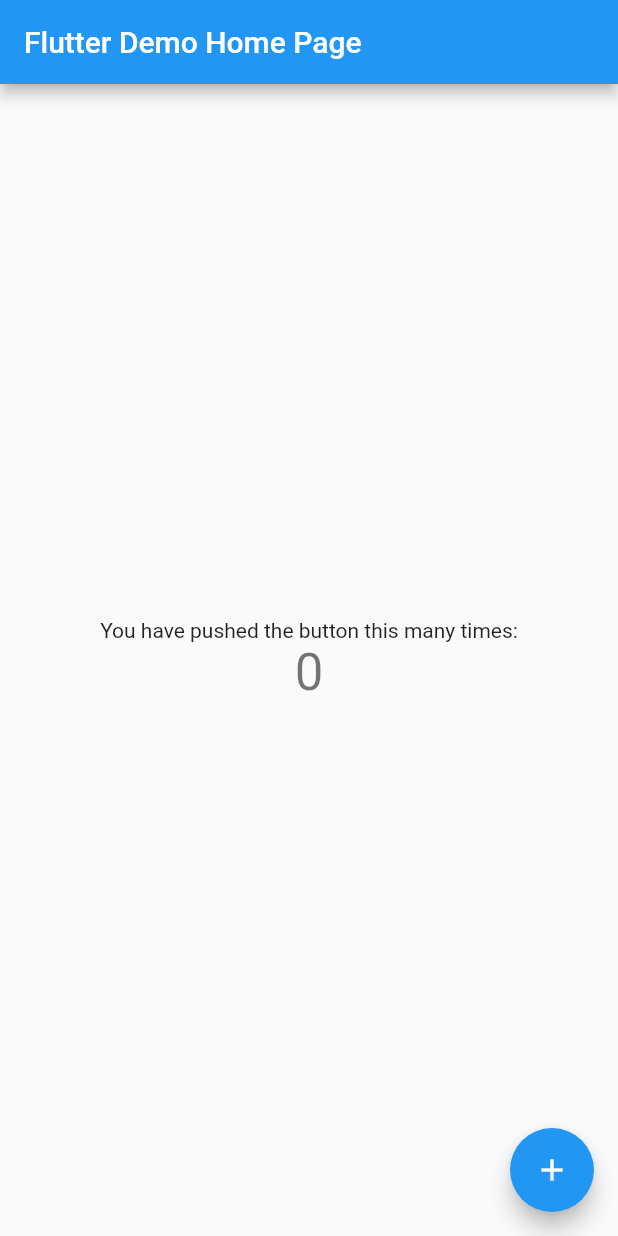
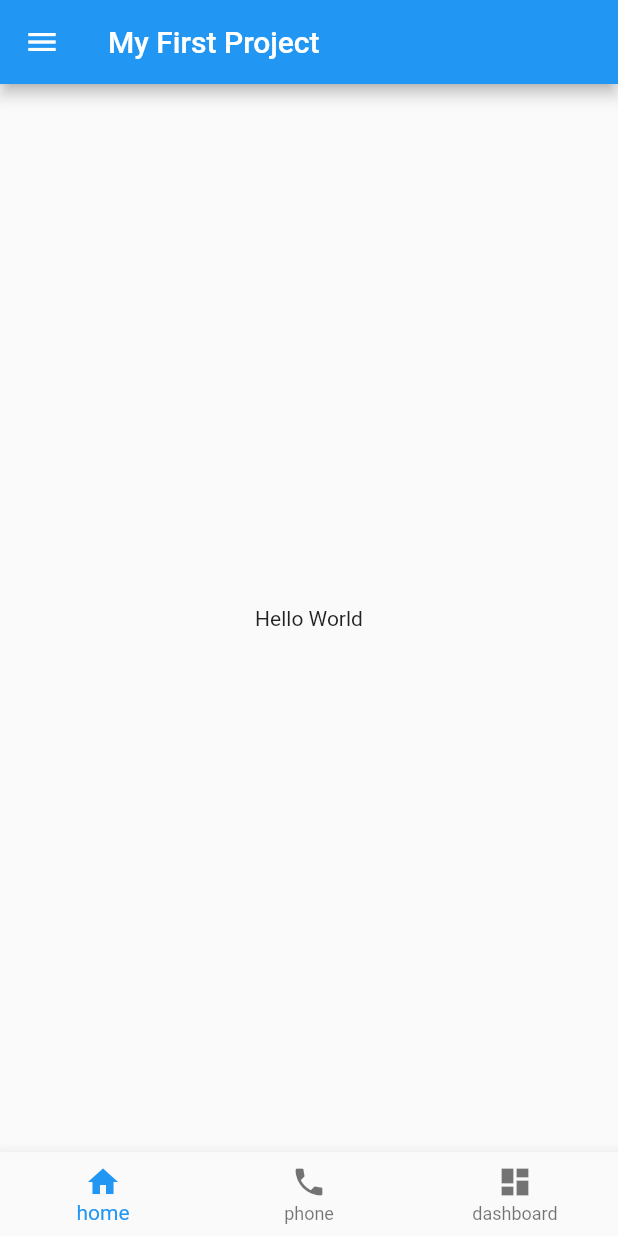
Before and after one commit to Kaszuo/hello_world1, a Flutter app: the screen it shows after launch, on a phone screen of 412 x 824 dp. Run offline on Flutter 3.47's test engine with Material 2 defaults, Android fonts, the phone set to English and light mode, and no system bars.

Commit message:
flutter 101

```diff
--- a/lib/main.dart
+++ b/lib/main.dart
@@ -1,113 +1,32 @@
 import 'package:flutter/material.dart';
 
 void main() {
-  runApp(MyApp());
-}
-
-class MyApp extends StatelessWidget {
-  // This widget is the root of your application.
-  @override
-  Widget build(BuildContext context) {
-    return MaterialApp(
-      title: 'Flutter Demo',
-      theme: ThemeData(
-        // This is the theme of your application.
-        //
-        // Try running your application with "flutter run". You'll see the
-        // application has a blue toolbar. Then, without quitting the app, try
-        // changing the primarySwatch below to Colors.green and then invoke
-        // "hot reload" (press "r" in the console where you ran "flutter run",
-        // or simply save your changes to "hot reload" in a Flutter IDE).
-        // Notice that the counter didn't reset back to zero; the application
-        // is not restarted.
-        primarySwatch: Colors.blue,
+  runApp(
+    MaterialApp(
+      home: Scaffold(
+        drawer: Drawer(
+          child: Text("Hello Drawer"),
         ),
-      home: MyHomePage(title: 'Flutter Demo Home Page'),
-    );
-  }
-}
-
-class MyHomePage extends StatefulWidget {
-  MyHomePage({Key key, this.title}) : super(key: key);
-
-  // This widget is the home page of your application. It is stateful, meaning
-  // that it has a State object (defined below) that contains fields that affect
-  // how it looks.
-
-  // This class is the configuration for the state. It holds the values (in this
-  // case the title) provided by the parent (in this case the App widget) and
-  // used by the build method of the State. Fields in a Widget subclass are
-  // always marked "final".
-
-  final String title;
-
-  @override
-  _MyHomePageState createState() => _MyHomePageState();
-}
-
-class _MyHomePageState extends State<MyHomePage> {
-  int _counter = 0;
-
-  void _incrementCounter() {
-    setState(() {
-      // This call to setState tells the Flutter framework that something has
-      // changed in this State, which causes it to rerun the build method below
-      // so that the display can reflect the updated values. If we changed
-      // _counter without calling setState(), then the build method would not be
-      // called again, and so nothing would appear to happen.
-      _counter++;
-    });
-  }
-
-  @override
-  Widget build(BuildContext context) {
-    // This method is rerun every time setState is called, for instance as done
-    // by the _incrementCounter method above.
-    //
-    // The Flutter framework has been optimized to make rerunning build methods
-    // fast, so that you can just rebuild anything that needs updating rather
-    // than having to individually change instances of widgets.
-    return Scaffold(
         appBar: AppBar(
-        // Here we take the value from the MyHomePage object that was created by
-        // the App.build method, and use it to set our appbar title.
-        title: Text(widget.title),
+          title: Text("My First Project"),
         ),
         body: Center(
-        // Center is a layout widget. It takes a single child and positions it
-        // in the middle of the parent.
-        child: Column(
-          // Column is also a layout widget. It takes a list of children and
-          // arranges them vertically. By default, it sizes itself to fit its
-          // children horizontally, and tries to be as tall as its parent.
-          //
-          // Invoke "debug painting" (press "p" in the console, choose the
-          // "Toggle Debug Paint" action from the Flutter Inspector in Android
-          // Studio, or the "Toggle Debug Paint" command in Visual Studio Code)
-          // to see the wireframe for each widget.
-          //
-          // Column has various properties to control how it sizes itself and
-          // how it positions its children. Here we use mainAxisAlignment to
-          // center the children vertically; the main axis here is the vertical
-          // axis because Columns are vertical (the cross axis would be
-          // horizontal).
-          mainAxisAlignment: MainAxisAlignment.center,
-          children: <Widget>[
-            Text(
-              'You have pushed the button this many times:',
+          child: Text("Hello World"),
         ),
-            Text(
-              '$_counter',
-              style: Theme.of(context).textTheme.headline4,
-            ),
+        bottomNavigationBar: BottomNavigationBar(
+          items: [
+            BottomNavigationBarItem(
+              icon: Icon(Icons.home),
+              label: "home"),
+            BottomNavigationBarItem(
+              icon: Icon(Icons.phone),
+              label: "phone"),
+            BottomNavigationBarItem(
+              icon: Icon(Icons.dashboard),
+              label: "dashboard"),
           ],
         ),
       ),
-      floatingActionButton: FloatingActionButton(
-        onPressed: _incrementCounter,
-        tooltip: 'Increment',
-        child: Icon(Icons.add),
-      ), // This trailing comma makes auto-formatting nicer for build methods.
+    ),
   );
 }
-}
```
Also changed, not shown: 1 other file. Lines whose indentation alone changed are shown as unchanged.
